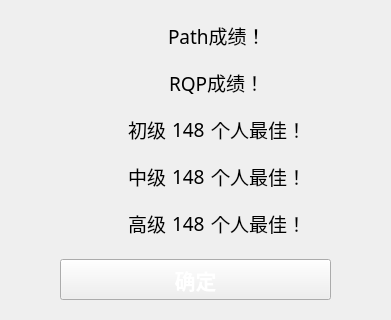
The window that uiFiles/ui_record_pop.ui (ljzloser/Solvable-Minesweeper) describes before a commit, drawn with Qt 5; both pictures show x 0 to 391 and y 266 to 586 of the 391 by 586 pixel window.
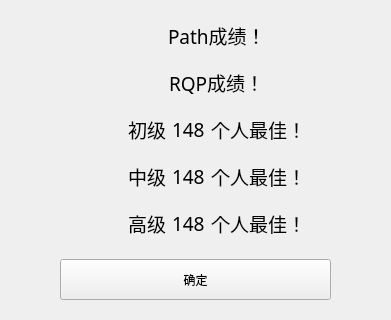
The same window after the commit. Icons and pictures are not drawn.

```diff
--- a/uiFiles/ui_record_pop.ui
+++ b/uiFiles/ui_record_pop.ui
@@ -1121,15 +1121,6 @@
           <height>41</height>
          </size>
         </property>
-        <property name="font">
-         <font>
-          <family>黑体</family>
-          <pointsize>16</pointsize>
-          <weight>75</weight>
-          <italic>false</italic>
-          <bold>true</bold>
-         </font>
-        </property>
         <property name="mouseTracking">
          <bool>false</bool>
         </property>
@@ -1139,11 +1130,6 @@
         <property name="layoutDirection">
          <enum>Qt::RightToLeft</enum>
         </property>
-        <property name="styleSheet">
-         <string notr="true">border-image: url(media/button.png);
-font: 16pt &quot;黑体&quot;;
-color:white;font: bold;</string>
-        </property>
         <property name="text">
          <string>确定</string>
         </property>
```
